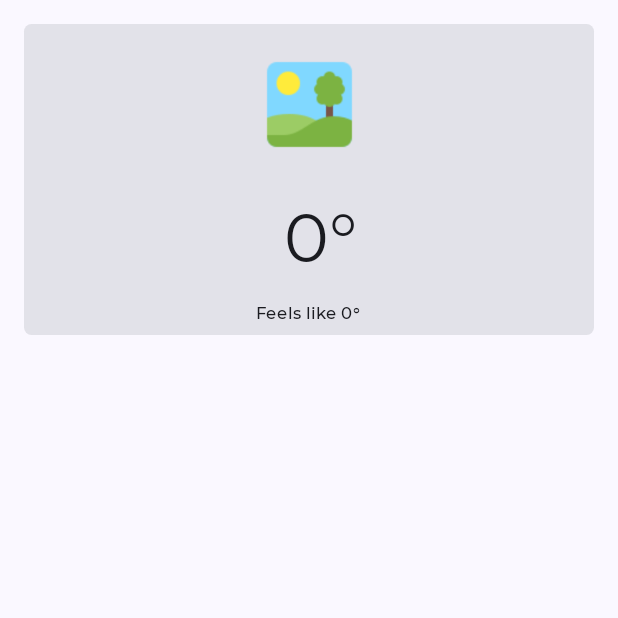
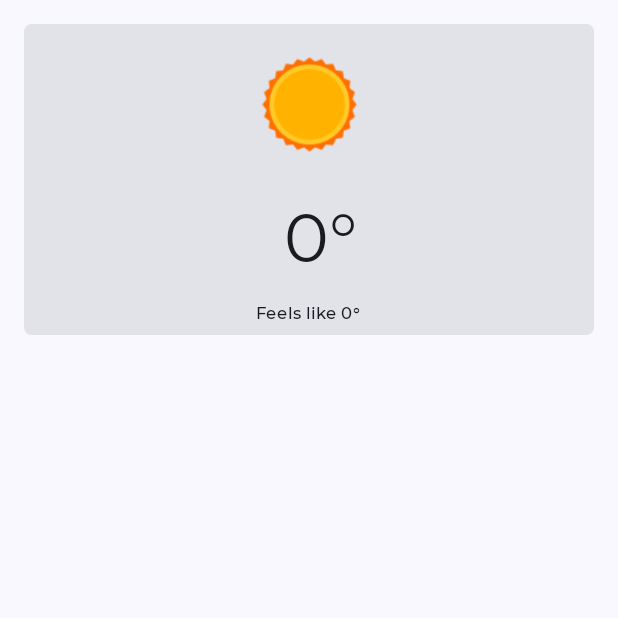
Before and after one commit to bitamirshafiee/WeatherApp, an Android app built with Jetpack Compose: the screen it shows after launch (WeatherActivity), on a phone screen of 412 x 824 dp, the top half of it. Run offline under Robolectric (Android 15) with nearby library versions, the phone set to English and light mode, and no system bars; our stand-ins replace Dagger/Hilt's generated code.

Commit message:
show weather condition accoring to weather code

```diff
--- a/app/src/main/java/com/weatherapp/ext/Extensionts.kt
+++ b/app/src/main/java/com/weatherapp/ext/Extensionts.kt
@@ -5,10 +5,18 @@ import java.math.BigDecimal
 
 fun chooseDrawableAccordingToWeatherState(weatherCode: Int): Int {
 
-    return when (weatherCode) {
+    return when(weatherCode) {
+        in 200..299 -> R.drawable.ic_thunderstorm
+        in 300..399 -> R.drawable.ic_drizzle
+        in 500..599 -> R.drawable.ic_rain
+        in 600..699  -> R.drawable.ic_snow
+        in 700..799 -> R.drawable.ic_atmosphere
+        800 -> R.drawable.ic_clear
+        in 801..804 -> R.drawable.ic_cloudy
         else -> R.drawable.ic_default_weather
     }
 }
+
 fun Double.format(digits: Int) = "%.${digits}f".format(this).toDouble()
 
-fun roundDouble(number: Double, scale : Int) = BigDecimal(number).setScale(scale).toDouble()
+fun roundDouble(number: Double, scale: Int) = BigDecimal(number).setScale(scale).toDouble()
--- a/app/src/main/java/com/weatherapp/repository/model/response/WeatherResponse.kt
+++ b/app/src/main/java/com/weatherapp/repository/model/response/WeatherResponse.kt
@@ -5,9 +5,18 @@ import com.google.gson.annotations.SerializedName
 data class WeatherResponse(val timezone: String, val current: CurrentWeather)
 
 fun getDefaultWeatherResponse() =
-    WeatherResponse(timezone = "", current = CurrentWeather(temperature = 0.0, feelsLike = 0.0))
+    WeatherResponse(
+        timezone = "", current = CurrentWeather(
+            temperature = 0.0, feelsLike = 0.0, listOf(
+                Weather(800)
+            )
+        )
+    )
 
 data class CurrentWeather(
     @SerializedName("temp") val temperature: Double,
-    @SerializedName("feels_like") val feelsLike: Double
+    @SerializedName("feels_like") val feelsLike: Double,
+    @SerializedName("weather") val weather: List<Weather>
 )
+
+data class Weather(@SerializedName("id") val weatherCode: Int)
--- a/app/src/main/java/com/weatherapp/ui/weatherdetails/CurrentWeather.kt
+++ b/app/src/main/java/com/weatherapp/ui/weatherdetails/CurrentWeather.kt
@@ -15,6 +15,7 @@ import androidx.compose.ui.tooling.preview.Preview
 import androidx.compose.ui.unit.dp
 import com.weatherapp.R
 import com.weatherapp.ext.chooseDrawableAccordingToWeatherState
+import com.weatherapp.repository.model.response.Weather
 import com.weatherapp.repository.model.response.WeatherResponse
 
 @Composable
@@ -39,9 +40,11 @@ fun CurrentWeather(weatherResponse: WeatherResponse) {
                     .wrapContentWidth()
                     .wrapContentHeight()
                     .padding(vertical = 16.dp)
-                    .size(75.dp),
-                painter = painterResource(id = chooseDrawableAccordingToWeatherState(weatherCode = 0)),
-                contentDescription = stringResource(
+                    .size(75.dp), painter = painterResource(
+                    id = chooseDrawableAccordingToWeatherState(
+                        weatherCode = weatherResponse.current.weather.first().weatherCode
+                    )
+                ), contentDescription = stringResource(
                     id = R.string.str_weather_condition
                 )
             )
@@ -57,8 +60,7 @@ fun CurrentWeather(weatherResponse: WeatherResponse) {
                 )
                 Text(
                     text = stringResource(
-                        id = R.string.str_current_temperature,
-                        weatherResponse.current.temperature
+                        id = R.string.str_current_temperature, weatherResponse.current.temperature
                     ),
                     style = MaterialTheme.typography.displayMedium,
                     modifier = Modifier
@@ -68,8 +70,7 @@ fun CurrentWeather(weatherResponse: WeatherResponse) {
             }
             Text(
                 text = stringResource(
-                    id = R.string.str_feels_like,
-                    weatherResponse.current.feelsLike
+                    id = R.string.str_feels_like, weatherResponse.current.feelsLike
                 ),
                 style = MaterialTheme.typography.labelSmall,
                 modifier = Modifier
@@ -88,8 +89,7 @@ fun CurrentWeatherPreview() {
         WeatherResponse(
             timezone = "Stockholm",
             current = com.weatherapp.repository.model.response.CurrentWeather(
-                temperature = 17.1,
-                feelsLike = 11.1
+                temperature = 17.1, feelsLike = 11.1, weather = listOf(Weather(weatherCode = 800))
             )
         )
     )
```
Also changed, not shown: app/src/main/res/drawable/ic_cloudy.png (added).
